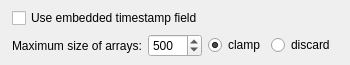
Old version of the form parser_json/json_parser_options.ui in the repository PlotJuggler/pj-official-plugins.
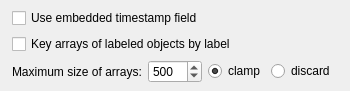
New version of the form.

Commit message: feat(data_stream_foxglove_bridge): route json channels to parser_json with label-keyed series

```diff
--- a/parser_json/json_parser_options.ui
+++ b/parser_json/json_parser_options.ui
@@ -36,6 +36,16 @@
      </property>
     </widget>
    </item>
+   <item>
+    <widget class="QCheckBox" name="checkBoxLabelKeyedArrays">
+     <property name="text">
+      <string>Key arrays of labeled objects by label</string>
+     </property>
+     <property name="toolTip">
+      <string>If enabled, arrays of objects carrying a string "label" (or "name") member are keyed by that label instead of the array index, and a lone "value" member collapses onto it (e.g. scalars/shoulder_pan.pos instead of scalars[0]/value).</string>
+     </property>
+    </widget>
+   </item>
    <item>
     <layout class="QHBoxLayout" name="layoutArraySize">
      <item>
```
The commit also changes 10 other files.
